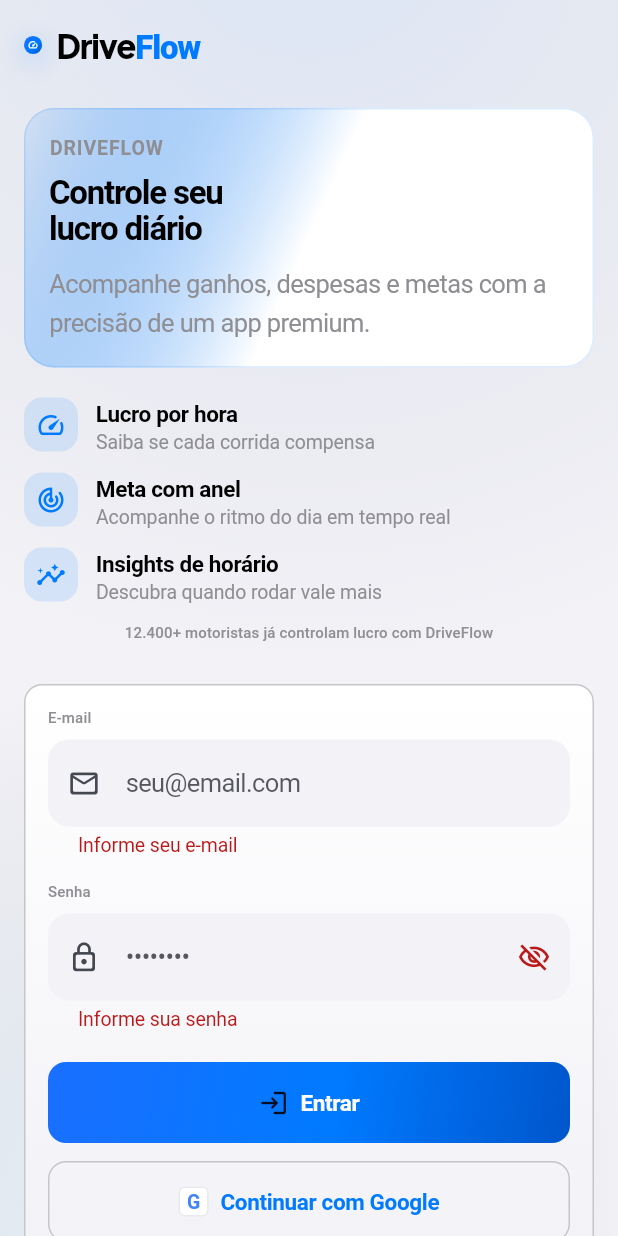
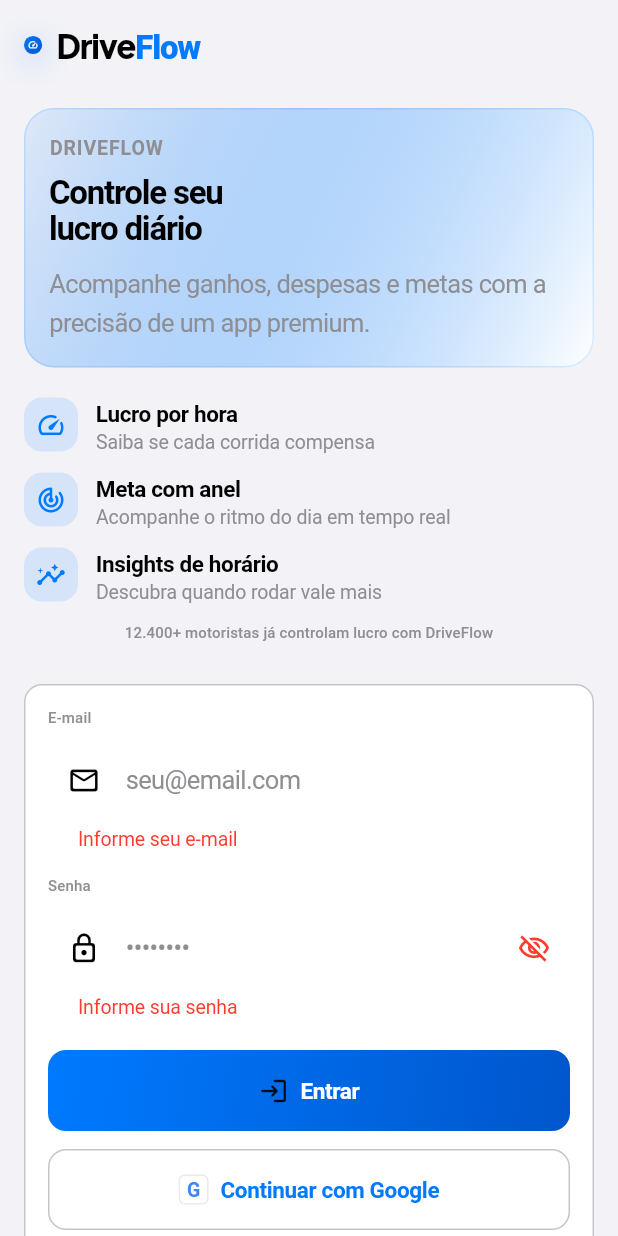
Before and after one commit to solerpedroo/driveflow, a Flutter app: the screen it shows after launch, after a tap on "Entrar", on a phone screen of 412 x 824 dp. Run offline on Flutter 3.47's test engine with Material 3 defaults, Android fonts, the phone set to English and light mode, and no system bars; our stand-ins replace cached_network_image, connectivity_plus, dio, file_picker, fl_chart, flutter_hooks and 14 more; missing offline and left inert: google_mlkit_text_recognition; accounts and stored records are empty; statements that could not run were skipped.

Commit message:
feat(ui): Material theme alinhado ao Cupertino
Co-authored-by: Pedro Henrique Contardi Soler <pedrocsoler@hotmail.com>

```diff
--- a/lib/core/theme/app_gradients.dart
+++ b/lib/core/theme/app_gradients.dart
@@ -2,35 +2,24 @@ import 'package:flutter/material.dart';
 
 import 'app_colors.dart';
 
-/// Gradientes premium — marca azul com profundidade editorial.
+/// Gradientes discretos — iOS prefere superfícies planas.
 abstract final class AppGradients {
   static const LinearGradient brand = LinearGradient(
     begin: Alignment.topLeft,
     end: Alignment.bottomRight,
     colors: [
-      Color(0xFF1A6FFF),
-      AppColors.brandBlue,
+      AppColors.systemBlue,
       AppColors.brandBlueDark,
     ],
-    stops: [0.0, 0.55, 1.0],
   );
 
-  static LinearGradient primaryButton(Brightness brightness) {
-    if (brightness == Brightness.dark) {
-      return const LinearGradient(
-        begin: Alignment.topLeft,
-        end: Alignment.bottomRight,
-        colors: [Color(0xFF3B82F6), AppColors.brandBlue, AppColors.brandBlueDark],
-      );
-    }
-    return brand;
-  }
+  static LinearGradient primaryButton(Brightness brightness) => brand;
 
   static LinearGradient heroRing(Brightness brightness, Color accent) {
     return LinearGradient(
       begin: Alignment.topLeft,
       end: Alignment.bottomRight,
-      colors: [accent, accent.withValues(alpha: 0.55)],
+      colors: [accent, accent.withValues(alpha: 0.6)],
     );
   }
 
@@ -40,8 +29,8 @@ abstract final class AppGradients {
         begin: Alignment.topLeft,
         end: Alignment.bottomRight,
         colors: [
-          AppColors.brandBlue.withValues(alpha: 0.28),
-          AppColors.brandBlueDeep.withValues(alpha: 0.12),
+          AppColors.systemBlue.withValues(alpha: 0.18),
+          AppColors.iosSecondaryGroupedDark,
         ],
       );
     }
@@ -49,40 +38,20 @@ abstract final class AppGradients {
       begin: Alignment.topLeft,
       end: Alignment.bottomRight,
       colors: [
-        AppColors.brandBlue.withValues(alpha: 0.08),
-        AppColors.lightSurface,
-        AppColors.lightSurface,
+        AppColors.systemBlue.withValues(alpha: 0.08),
+        AppColors.iosSecondaryGrouped,
       ],
     );
   }
 
   static LinearGradient surfaceCardTopLight(Brightness brightness) {
-    if (brightness == Brightness.dark) {
-      return LinearGradient(
-        begin: Alignment.topCenter,
-        end: Alignment.bottomCenter,
-        colors: [
-          AppColors.slate.withValues(alpha: 0.85),
-          AppColors.midnight,
-        ],
-      );
-    }
-    return const LinearGradient(
-      begin: Alignment.topCenter,
-      end: Alignment.bottomCenter,
-      colors: [AppColors.lightSurface, AppColors.lightMuted],
-    );
+    final surface = AppColors.secondaryGrouped(brightness);
+    return LinearGradient(colors: [surface, surface]);
   }
 
   static RadialGradient brandBloom(Brightness brightness) {
-    final alpha = brightness == Brightness.dark ? 0.14 : 0.09;
-    return RadialGradient(
-      center: const Alignment(0, -1.15),
-      radius: 1.25,
-      colors: [
-        AppColors.brandBlue.withValues(alpha: alpha),
-        Colors.transparent,
-      ],
+    return const RadialGradient(
+      colors: [Colors.transparent, Colors.transparent],
     );
   }
 
@@ -90,37 +59,6 @@ abstract final class AppGradients {
     Brightness brightness,
     double animation,
   ) {
-    final t = animation;
-    if (brightness == Brightness.dark) {
-      return [
-        RadialGradient(
-          center: Alignment(0.1 + t * 0.2, -0.6 + t * 0.12),
-          radius: 1.1,
-          colors: [
-            AppColors.brandBlue.withValues(alpha: 0.20),
-            Colors.transparent,
-          ],
-        ),
-        RadialGradient(
-          center: Alignment(-0.8 + t * 0.1, 0.85),
-          radius: 0.9,
-          colors: [
-            AppColors.brandGlow.withValues(alpha: 0.06),
-            Colors.transparent,
-          ],
-        ),
-      ];
-    }
-    return [
-      brandBloom(brightness),
-      RadialGradient(
-        center: Alignment(-0.65 + t * 0.1, 0.95),
-        radius: 0.85,
-        colors: [
-          AppColors.brandGlow.withValues(alpha: 0.12),
-          Colors.transparent,
-        ],
-      ),
-    ];
+    return const [];
   }
 }
--- a/lib/core/theme/app_theme.dart
+++ b/lib/core/theme/app_theme.dart
@@ -1,9 +1,10 @@
 import 'package:flutter/material.dart';
 
 import 'app_colors.dart';
+import 'app_radius.dart';
 import 'app_typography.dart';
 
-/// Transição fade + micro-slide para rotas empilhadas.
+/// Transição suave estilo iOS.
 class DriveFlowFadeSlideTransitionsBuilder extends PageTransitionsBuilder {
   const DriveFlowFadeSlideTransitionsBuilder();
 
@@ -17,14 +18,14 @@ class DriveFlowFadeSlideTransitionsBuilder extends PageTransitionsBuilder {
   ) {
     final curved = CurvedAnimation(
       parent: animation,
-      curve: const Cubic(0.22, 1.0, 0.36, 1.0),
-      reverseCurve: Curves.easeInCubic,
+      curve: Curves.easeInOutCubic,
+      reverseCurve: Curves.easeInOutCubic,
     );
     return FadeTransition(
       opacity: curved,
       child: SlideTransition(
         position: Tween<Offset>(
-          begin: const Offset(0, 0.025),
+          begin: const Offset(0.03, 0),
           end: Offset.zero,
         ).animate(curved),
         child: child,
@@ -43,15 +44,17 @@ PageTransitionsTheme get driveFlowPageTransitionsTheme {
 }
 
 ThemeData buildDriveFlowLightTheme() {
-  final colorScheme = ColorScheme.fromSeed(
-    seedColor: AppColors.brandBlue,
+  const colorScheme = ColorScheme(
     brightness: Brightness.light,
-    primary: AppColors.brandBlue,
+    primary: AppColors.systemBlue,
     onPrimary: Colors.white,
-    secondary: AppColors.brandBlueDark,
-    surface: AppColors.lightSurface,
-    onSurface: AppColors.textPrimary,
-    outline: AppColors.lightBorder,
+    secondary: AppColors.systemBlue,
+    onSecondary: Colors.white,
+    error: AppColors.expenseCoral,
+    onError: Colors.white,
+    surface: AppColors.iosSecondaryGrouped,
+    onSurface: AppColors.iosLabel,
+    outline: AppColors.iosSeparator,
   );
 
   return ThemeData(
@@ -59,66 +62,67 @@ ThemeData buildDriveFlowLightTheme() {
     brightness: Brightness.light,
     colorScheme: colorScheme,
     textTheme: AppTypography.build(Brightness.light),
-    scaffoldBackgroundColor: AppColors.lightBackground,
+    scaffoldBackgroundColor: AppColors.iosGroupedBackground,
     pageTransitionsTheme: driveFlowPageTransitionsTheme,
+    splashFactory: NoSplash.splashFactory,
+    highlightColor: AppColors.systemBlue.withValues(alpha: 0.08),
     appBarTheme: AppBarTheme(
       elevation: 0,
       scrolledUnderElevation: 0,
-      backgroundColor: Colors.transparent,
-      foregroundColor: AppColors.brandNavy,
-      centerTitle: false,
-      titleTextStyle: AppTypography.build(Brightness.light).titleLarge?.copyWith(
-            color: AppColors.brandNavy,
-            fontWeight: FontWeight.w700,
-            letterSpacing: -0.4,
-          ),
+      backgroundColor: AppColors.iosGroupedBackground,
+      foregroundColor: AppColors.iosLabel,
+      centerTitle: true,
+      titleTextStyle: AppTypography.iosHeadline(Brightness.light),
     ),
-    cardTheme: CardThemeData(
+    cardTheme: const CardThemeData(
       elevation: 0,
-      color: AppColors.lightSurface,
-      shape: RoundedRectangleBorder(
-        borderRadius: BorderRadius.circular(14),
-        side: BorderSide(color: AppColors.lightBorder),
-      ),
+      color: AppColors.iosSecondaryGrouped,
+      margin: EdgeInsets.zero,
+      shape: RoundedRectangleBorder(borderRadius: AppRadius.grouped),
+    ),
+    dividerTheme: const DividerThemeData(
+      color: AppColors.iosSeparator,
+      thickness: 0.5,
+      space: 0,
     ),
     filledButtonTheme: FilledButtonThemeData(
       style: FilledButton.styleFrom(
-        backgroundColor: AppColors.brandBlue,
+        backgroundColor: AppColors.systemBlue,
         foregroundColor: Colors.white,
-        minimumSize: const Size.fromHeight(52),
-        padding: const EdgeInsets.symmetric(horizontal: 24, vertical: 14),
+        minimumSize: const Size.fromHeight(50),
+        padding: const EdgeInsets.symmetric(horizontal: 20, vertical: 14),
         shape: RoundedRectangleBorder(
-          borderRadius: BorderRadius.circular(14),
+          borderRadius: BorderRadius.circular(12),
         ),
-        textStyle: const TextStyle(
-          fontWeight: FontWeight.w700,
-          letterSpacing: 0.2,
+        textStyle: AppTypography.iosHeadline(Brightness.light).copyWith(
+          color: Colors.white,
         ),
+        elevation: 0,
       ),
     ),
     inputDecorationTheme: InputDecorationTheme(
       filled: true,
-      fillColor: AppColors.lightMuted,
+      fillColor: AppColors.iosSecondaryGrouped,
       border: OutlineInputBorder(
-        borderRadius: BorderRadius.circular(14),
+        borderRadius: BorderRadius.circular(10),
         borderSide: BorderSide.none,
       ),
       enabledBorder: OutlineInputBorder(
-        borderRadius: BorderRadius.circular(14),
-        borderSide: const BorderSide(color: AppColors.lightBorder),
+        borderRadius: BorderRadius.circular(10),
+        borderSide: const BorderSide(color: AppColors.iosSeparator),
       ),
       focusedBorder: OutlineInputBorder(
-        borderRadius: BorderRadius.circular(14),
-        borderSide: const BorderSide(color: AppColors.brandBlue, width: 2),
+        borderRadius: BorderRadius.circular(10),
+        borderSide: const BorderSide(color: AppColors.systemBlue, width: 1.5),
       ),
-      contentPadding: const EdgeInsets.symmetric(horizontal: 16, vertical: 16),
-      hintStyle: TextStyle(
-        color: AppColors.textSecondaryLight.withValues(alpha: 0.85),
+      contentPadding: const EdgeInsets.symmetric(horizontal: 16, vertical: 14),
+      hintStyle: AppTypography.iosBody(Brightness.light).copyWith(
+        color: const Color(0xFF8E8E93),
       ),
     ),
-    dividerTheme: const DividerThemeData(
-      color: AppColors.lightBorder,
-      thickness: 1,
+    listTileTheme: const ListTileThemeData(
+      contentPadding: EdgeInsets.symmetric(horizontal: 16, vertical: 4),
+      shape: RoundedRectangleBorder(borderRadius: AppRadius.grouped),
     ),
     snackBarTheme: SnackBarThemeData(
       behavior: SnackBarBehavior.floating,
@@ -128,14 +132,17 @@ ThemeData buildDriveFlowLightTheme() {
 }
 
 ThemeData buildDriveFlowDarkTheme() {
-  final colorScheme = ColorScheme.fromSeed(
-    seedColor: AppColors.brandBlue,
+  const colorScheme = ColorScheme(
     brightness: Brightness.dark,
-    primary: AppColors.brandBlue,
+    primary: AppColors.systemBlue,
     onPrimary: Colors.white,
-    secondary: AppColors.brandGlow,
-    surface: AppColors.midnight,
+    secondary: AppColors.systemBlueDark,
+    onSecondary: Colors.white,
+    error: AppColors.expenseCoral,
+    onError: Colors.white,
+    surface: AppColors.iosSecondaryGroupedDark,
     onSurface: Colors.white,
+    outline: AppColors.iosSeparatorDark,
   );
 
   return ThemeData(
@@ -143,66 +150,67 @@ ThemeData buildDriveFlowDarkTheme() {
     brightness: Brightness.dark,
     colorScheme: colorScheme,
     textTheme: AppTypography.build(Brightness.dark),
-    scaffoldBackgroundColor: AppColors.brandNavy,
+    scaffoldBackgroundColor: AppColors.iosGroupedBackgroundDark,
     pageTransitionsTheme: driveFlowPageTransitionsTheme,
+    splashFactory: NoSplash.splashFactory,
+    highlightColor: AppColors.systemBlue.withValues(alpha: 0.12),
     appBarTheme: AppBarTheme(
       elevation: 0,
       scrolledUnderElevation: 0,
-      backgroundColor: Colors.transparent,
+      backgroundColor: AppColors.iosGroupedBackgroundDark,
       foregroundColor: Colors.white,
-      centerTitle: false,
-      titleTextStyle: AppTypography.build(Brightness.dark).titleLarge?.copyWith(
-            color: Colors.white,
-            fontWeight: FontWeight.w700,
-            letterSpacing: -0.4,
-          ),
+      centerTitle: true,
+      titleTextStyle: AppTypography.iosHeadline(Brightness.dark),
     ),
-    cardTheme: CardThemeData(
+    cardTheme: const CardThemeData(
       elevation: 0,
-      color: AppColors.slate.withValues(alpha: 0.55),
-      shape: RoundedRectangleBorder(
-        borderRadius: BorderRadius.circular(14),
-        side: const BorderSide(color: AppColors.glassBorder),
-      ),
+      color: AppColors.iosSecondaryGroupedDark,
+      margin: EdgeInsets.zero,
+      shape: RoundedRectangleBorder(borderRadius: AppRadius.grouped),
+    ),
+    dividerTheme: const DividerThemeData(
+      color: AppColors.iosSeparatorDark,
+      thickness: 0.5,
+      space: 0,
     ),
     filledButtonTheme: FilledButtonThemeData(
       style: FilledButton.styleFrom(
-        backgroundColor: AppColors.brandBlue,
+        backgroundColor: AppColors.systemBlue,
         foregroundColor: Colors.white,
-        minimumSize: const Size.fromHeight(52),
-        padding: const EdgeInsets.symmetric(horizontal: 24, vertical: 14),
+        minimumSize: const Size.fromHeight(50),
+        padding: const EdgeInsets.symmetric(horizontal: 20, vertical: 14),
         shape: RoundedRectangleBorder(
-          borderRadius: BorderRadius.circular(14),
+          borderRadius: BorderRadius.circular(12),
         ),
-        textStyle: const TextStyle(
-          fontWeight: FontWeight.w700,
-          letterSpacing: 0.2,
+        textStyle: AppTypography.iosHeadline(Brightness.dark).copyWith(
+          color: Colors.white,
         ),
+        elevation: 0,
       ),
     ),
     inputDecorationTheme: InputDecorationTheme(
       filled: true,
-      fillColor: AppColors.midnight,
+      fillColor: AppColors.iosSecondaryGroupedDark,
       border: OutlineInputBorder(
-        borderRadius: BorderRadius.circular(14),
+        borderRadius: BorderRadius.circular(10),
         borderSide: BorderSide.none,
       ),
       enabledBorder: OutlineInputBorder(
-        borderRadius: BorderRadius.circular(14),
-        borderSide: const BorderSide(color: AppColors.glassBorder),
+        borderRadius: BorderRadius.circular(10),
+        borderSide: const BorderSide(color: AppColors.iosSeparatorDark),
       ),
       focusedBorder: OutlineInputBorder(
-        borderRadius: BorderRadius.circular(14),
-        borderSide: const BorderSide(color: AppColors.brandBlue, width: 2),
+        borderRadius: BorderRadius.circular(10),
+        borderSide: const BorderSide(color: AppColors.systemBlue, width: 1.5),
       ),
-      contentPadding: const EdgeInsets.symmetric(horizontal: 16, vertical: 16),
-      hintStyle: TextStyle(
-        color: AppColors.textSecondary.withValues(alpha: 0.85),
+      contentPadding: const EdgeInsets.symmetric(horizontal: 16, vertical: 14),
+      hintStyle: AppTypography.iosBody(Brightness.dark).copyWith(
+        color: const Color(0xFF8E8E93),
       ),
     ),
-    dividerTheme: const DividerThemeData(
-      color: AppColors.glassBorder,
-      thickness: 1,
+    listTileTheme: const ListTileThemeData(
+      contentPadding: EdgeInsets.symmetric(horizontal: 16, vertical: 4),
+      shape: RoundedRectangleBorder(borderRadius: AppRadius.grouped),
     ),
     snackBarTheme: SnackBarThemeData(
       behavior: SnackBarBehavior.floating,
```
